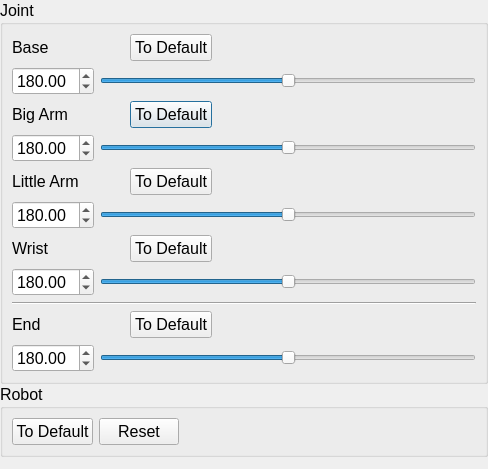
The window that source/wnd/ui/roboaxes.ui (ww4u/megarobostudio) describes before a commit, drawn with Qt 5.
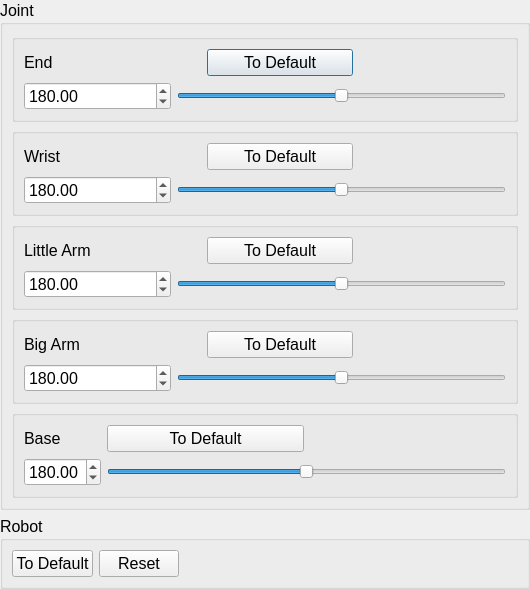
The same window after the commit. Icons and pictures are not drawn.

Patch:
```diff
--- a/source/wnd/ui/roboaxes.ui
+++ b/source/wnd/ui/roboaxes.ui
@@ -6,8 +6,8 @@
    <rect>
     <x>0</x>
     <y>0</y>
-    <width>488</width>
-    <height>469</height>
+    <width>530</width>
+    <height>540</height>
    </rect>
   </property>
   <property name="font">
@@ -29,10 +29,7 @@
   <property name="modal">
    <bool>false</bool>
   </property>
-  <layout class="QVBoxLayout" name="verticalLayout">
-   <property name="spacing">
-    <number>0</number>
-   </property>
+  <layout class="QGridLayout" name="gridLayout">
    <property name="leftMargin">
     <number>0</number>
    </property>
@@ -45,7 +42,7 @@
    <property name="bottomMargin">
     <number>0</number>
    </property>
-   <item>
+   <item row="0" column="0">
     <widget class="QGroupBox" name="groupBox">
      <property name="sizePolicy">
       <sizepolicy hsizetype="Expanding" vsizetype="Expanding">
@@ -56,206 +53,60 @@
      <property name="title">
       <string>Joint</string>
      </property>
-     <layout class="QGridLayout" name="gridLayout">
-      <item row="1" column="0">
-       <widget class="QDoubleSpinBox" name="sBoxBase">
-        <property name="maximum">
-         <double>360.000000000000000</double>
+     <layout class="QVBoxLayout" name="verticalLayout_2">
+      <item>
+       <widget class="QGroupBox" name="groupBox_7">
+        <property name="title">
+         <string/>
         </property>
-        <property name="value">
-         <double>180.000000000000000</double>
-        </property>
-       </widget>
-      </item>
-      <item row="6" column="0">
-       <widget class="QLabel" name="label_4">
-        <property name="text">
-         <string>Wrist</string>
-        </property>
-       </widget>
-      </item>
+        <layout class="QGridLayout" name="gridLayout_6">
       <item row="0" column="0">
-       <widget class="QLabel" name="label">
-        <property name="text">
-         <string>Base</string>
-        </property>
-       </widget>
-      </item>
-      <item row="9" column="0">
        <widget class="QLabel" name="label_5">
         <property name="text">
          <string>End</string>
         </property>
        </widget>
       </item>
-      <item row="2" column="0">
-       <widget class="QLabel" name="label_2">
-        <property name="text">
-         <string>Big Arm</string>
-        </property>
-       </widget>
-      </item>
-      <item row="4" column="0">
-       <widget class="QLabel" name="label_3">
-        <property name="text">
-         <string>Little Arm</string>
-        </property>
-       </widget>
-      </item>
-      <item row="3" column="0">
-       <widget class="QDoubleSpinBox" name="sBoxBigArm">
-        <property name="maximum">
-         <double>360.000000000000000</double>
-        </property>
-        <property name="value">
-         <double>180.000000000000000</double>
-        </property>
-       </widget>
-      </item>
-      <item row="7" column="0">
-       <widget class="QDoubleSpinBox" name="sBoxWrist">
-        <property name="maximum">
-         <double>360.000000000000000</double>
-        </property>
-        <property name="value">
-         <double>180.000000000000000</double>
-        </property>
-       </widget>
-      </item>
-      <item row="5" column="0">
-       <widget class="QDoubleSpinBox" name="sBoxLitArm">
-        <property name="maximum">
-         <double>360.000000000000000</double>
-        </property>
-        <property name="value">
-         <double>180.000000000000000</double>
-        </property>
-       </widget>
-      </item>
-      <item row="8" column="0" colspan="6">
-       <widget class="Line" name="line">
-        <property name="orientation">
-         <enum>Qt::Horizontal</enum>
-        </property>
-       </widget>
-      </item>
-      <item row="2" column="2">
-       <widget class="QPushButton" name="btnZeroBigArm">
+         <item row="0" column="1">
+          <widget class="QLabel" name="label_7">
+           <property name="maximumSize">
+            <size>
+             <width>24</width>
+             <height>24</height>
+            </size>
+           </property>
+           <property name="toolTip">
+            <string extracomment="Kinematic End"/>
+           </property>
         <property name="text">
-         <string>To Default</string>
-        </property>
-       </widget>
-      </item>
-      <item row="4" column="2">
-       <widget class="QPushButton" name="btnZeroLitArm">
-        <property name="text">
-         <string>To Default</string>
+            <string/>
+           </property>
+           <property name="pixmap">
+            <pixmap resource="../res/res.qrc">:/res/image/joint/kinematic_wrist.png</pixmap>
+           </property>
+           <property name="scaledContents">
+            <bool>true</bool>
         </property>
        </widget>
       </item>
       <item row="0" column="2">
-       <widget class="QPushButton" name="btnZeroBase">
-        <property name="text">
-         <string>To Default</string>
-        </property>
-       </widget>
-      </item>
-      <item row="11" column="0">
-       <widget class="QDoubleSpinBox" name="sBoxHand">
-        <property name="maximum">
-         <double>360.000000000000000</double>
-        </property>
-        <property name="value">
-         <double>180.000000000000000</double>
-        </property>
-       </widget>
-      </item>
-      <item row="9" column="2">
        <widget class="QPushButton" name="btnZeroWrist_2">
         <property name="text">
          <string>To Default</string>
         </property>
        </widget>
       </item>
-      <item row="6" column="2">
-       <widget class="QPushButton" name="btnZeroWrist">
-        <property name="text">
-         <string>To Default</string>
-        </property>
-       </widget>
-      </item>
-      <item row="0" column="1">
-       <widget class="QLabel" name="label_6">
-        <property name="maximumSize">
-         <size>
-          <width>24</width>
-          <height>24</height>
-         </size>
-        </property>
-        <property name="text">
-         <string/>
-        </property>
-        <property name="pixmap">
-         <pixmap resource="../res/res.qrc">:/res/image/joint/kinematic_base.png</pixmap>
-        </property>
-        <property name="scaledContents">
-         <bool>true</bool>
-        </property>
-       </widget>
-      </item>
-      <item row="1" column="1" colspan="5">
-       <widget class="QSlider" name="sldBase">
+         <item row="1" column="0">
+          <widget class="QDoubleSpinBox" name="sBoxHand">
         <property name="maximum">
-         <number>360</number>
+            <double>360.000000000000000</double>
         </property>
         <property name="value">
-         <number>180</number>
-        </property>
-        <property name="orientation">
-         <enum>Qt::Horizontal</enum>
-        </property>
-       </widget>
-      </item>
-      <item row="3" column="1" colspan="5">
-       <widget class="QSlider" name="sldBigArm">
-        <property name="maximum">
-         <number>360</number>
-        </property>
-        <property name="value">
-         <number>180</number>
-        </property>
-        <property name="orientation">
-         <enum>Qt::Horizontal</enum>
-        </property>
-       </widget>
-      </item>
-      <item row="5" column="1" colspan="5">
-       <widget class="QSlider" name="sldLitArm">
-        <property name="maximum">
-         <number>360</number>
-        </property>
-        <property name="value">
-         <number>180</number>
-        </property>
-        <property name="orientation">
-         <enum>Qt::Horizontal</enum>
-        </property>
-       </widget>
-      </item>
-      <item row="7" column="1" colspan="5">
-       <widget class="QSlider" name="sldWrist">
-        <property name="maximum">
-         <number>360</number>
-        </property>
-        <property name="value">
-         <number>180</number>
-        </property>
-        <property name="orientation">
-         <enum>Qt::Horizontal</enum>
-        </property>
-       </widget>
-      </item>
-      <item row="11" column="1" colspan="5">
+            <double>180.000000000000000</double>
+           </property>
+          </widget>
+         </item>
+         <item row="1" column="1" colspan="3">
        <widget class="QSlider" name="sldHand">
         <property name="maximum">
          <number>360</number>
@@ -268,26 +119,33 @@
         </property>
        </widget>
       </item>
-      <item row="9" column="1">
-       <widget class="QLabel" name="label_7">
-        <property name="maximumSize">
-         <size>
-          <width>24</width>
-          <height>24</height>
-         </size>
-        </property>
+         <item row="0" column="3">
+          <widget class="QLabel" name="label_15">
         <property name="text">
          <string/>
         </property>
-        <property name="pixmap">
-         <pixmap resource="../res/res.qrc">:/res/image/joint/kinematic_wrist.png</pixmap>
+          </widget>
+         </item>
+        </layout>
+       </widget>
+      </item>
+      <item>
+       <widget class="QGroupBox" name="groupBox_6">
+        <property name="title">
+         <string/>
         </property>
-        <property name="scaledContents">
-         <bool>true</bool>
-        </property>
-       </widget>
-      </item>
-      <item row="6" column="1">
+        <layout class="QGridLayout" name="gridLayout_5">
+         <item row="1" column="0">
+          <widget class="QDoubleSpinBox" name="sBoxWrist">
+           <property name="maximum">
+            <double>360.000000000000000</double>
+           </property>
+           <property name="value">
+            <double>180.000000000000000</double>
+           </property>
+          </widget>
+         </item>
+         <item row="0" column="1">
        <widget class="QLabel" name="label_8">
         <property name="maximumSize">
          <size>
@@ -306,7 +164,67 @@
         </property>
        </widget>
       </item>
-      <item row="4" column="1">
+         <item row="0" column="2">
+          <widget class="QPushButton" name="btnZeroWrist">
+           <property name="text">
+            <string>To Default</string>
+           </property>
+          </widget>
+         </item>
+         <item row="0" column="0">
+          <widget class="QLabel" name="label_4">
+           <property name="text">
+            <string>Wrist</string>
+           </property>
+          </widget>
+         </item>
+         <item row="1" column="1" colspan="3">
+          <widget class="QSlider" name="sldWrist">
+           <property name="maximum">
+            <number>360</number>
+           </property>
+           <property name="value">
+            <number>180</number>
+           </property>
+           <property name="orientation">
+            <enum>Qt::Horizontal</enum>
+           </property>
+          </widget>
+         </item>
+         <item row="0" column="3">
+          <widget class="QLabel" name="label_14">
+           <property name="text">
+            <string/>
+           </property>
+          </widget>
+         </item>
+        </layout>
+       </widget>
+      </item>
+      <item>
+       <widget class="QGroupBox" name="groupBox_5">
+        <property name="title">
+         <string/>
+        </property>
+        <layout class="QGridLayout" name="gridLayout_4">
+         <item row="1" column="0">
+          <widget class="QDoubleSpinBox" name="sBoxLitArm">
+           <property name="maximum">
+            <double>360.000000000000000</double>
+           </property>
+           <property name="value">
+            <double>180.000000000000000</double>
+           </property>
+          </widget>
+         </item>
+         <item row="0" column="0">
+          <widget class="QLabel" name="label_3">
+           <property name="text">
+            <string>Little Arm</string>
+           </property>
+          </widget>
+         </item>
+         <item row="0" column="1">
        <widget class="QLabel" name="label_9">
         <property name="maximumSize">
          <size>
@@ -325,7 +243,60 @@
         </property>
        </widget>
       </item>
-      <item row="2" column="1">
+         <item row="0" column="2">
+          <widget class="QPushButton" name="btnZeroLitArm">
+           <property name="text">
+            <string>To Default</string>
+           </property>
+          </widget>
+         </item>
+         <item row="1" column="1" colspan="3">
+          <widget class="QSlider" name="sldLitArm">
+           <property name="maximum">
+            <number>360</number>
+           </property>
+           <property name="value">
+            <number>180</number>
+           </property>
+           <property name="orientation">
+            <enum>Qt::Horizontal</enum>
+           </property>
+          </widget>
+         </item>
+         <item row="0" column="3">
+          <widget class="QLabel" name="label_13">
+           <property name="text">
+            <string/>
+           </property>
+          </widget>
+         </item>
+        </layout>
+       </widget>
+      </item>
+      <item>
+       <widget class="QGroupBox" name="groupBox_4">
+        <property name="title">
+         <string/>
+        </property>
+        <layout class="QGridLayout" name="gridLayout_3">
+         <item row="0" column="2">
+          <widget class="QPushButton" name="btnZeroBigArm">
+           <property name="text">
+            <string>To Default</string>
+           </property>
+          </widget>
+         </item>
+         <item row="1" column="0">
+          <widget class="QDoubleSpinBox" name="sBoxBigArm">
+           <property name="maximum">
+            <double>360.000000000000000</double>
+           </property>
+           <property name="value">
+            <double>180.000000000000000</double>
+           </property>
+          </widget>
+         </item>
+         <item row="0" column="1">
        <widget class="QLabel" name="label_10">
         <property name="maximumSize">
          <size>
@@ -344,45 +315,121 @@
         </property>
        </widget>
       </item>
-      <item row="0" column="3" colspan="3">
-       <widget class="QLabel" name="label_11">
+         <item row="0" column="0">
+          <widget class="QLabel" name="label_2">
         <property name="text">
-         <string/>
+            <string>Big Arm</string>
         </property>
        </widget>
       </item>
-      <item row="2" column="3" colspan="3">
+         <item row="1" column="1" colspan="3">
+          <widget class="QSlider" name="sldBigArm">
+           <property name="maximum">
+            <number>360</number>
+           </property>
+           <property name="value">
+            <number>180</number>
+           </property>
+           <property name="orientation">
+            <enum>Qt::Horizontal</enum>
+           </property>
+          </widget>
+         </item>
+         <item row="0" column="3">
        <widget class="QLabel" name="label_12">
         <property name="text">
          <string/>
         </property>
        </widget>
       </item>
-      <item row="4" column="3" colspan="3">
-       <widget class="QLabel" name="label_13">
-        <property name="text">
-         <string/>
-        </property>
-       </widget>
-      </item>
-      <item row="6" column="3" colspan="3">
-       <widget class="QLabel" name="label_14">
-        <property name="text">
-         <string/>
-        </property>
-       </widget>
-      </item>
-      <item row="9" column="3" colspan="3">
-       <widget class="QLabel" name="label_15">
-        <property name="text">
-         <string/>
-        </property>
-       </widget>
-      </item>
      </layout>
     </widget>
    </item>
    <item>
+       <widget class="QGroupBox" name="groupBox_3">
+        <property name="title">
+         <string/>
+        </property>
+        <layout class="QGridLayout" name="gridLayout_2">
+         <item row="0" column="1">
+          <widget class="QLabel" name="label_6">
+           <property name="maximumSize">
+            <size>
+             <width>24</width>
+             <height>24</height>
+            </size>
+           </property>
+           <property name="toolTip">
+            <string extracomment="Kinematic Basement"/>
+           </property>
+           <property name="text">
+            <string/>
+           </property>
+           <property name="pixmap">
+            <pixmap resource="../res/res.qrc">:/res/image/joint/kinematic_base.png</pixmap>
+           </property>
+           <property name="scaledContents">
+            <bool>true</bool>
+           </property>
+          </widget>
+         </item>
+         <item row="0" column="2">
+          <widget class="QPushButton" name="btnZeroBase">
+           <property name="text">
+            <string>To Default</string>
+           </property>
+          </widget>
+         </item>
+         <item row="0" column="0">
+          <widget class="QLabel" name="label">
+           <property name="text">
+            <string>Base</string>
+           </property>
+          </widget>
+         </item>
+         <item row="0" column="3">
+          <widget class="QLabel" name="label_11">
+           <property name="text">
+            <string/>
+           </property>
+          </widget>
+         </item>
+         <item row="2" column="2" colspan="2">
+          <widget class="QSlider" name="sldBase">
+           <property name="sizePolicy">
+            <sizepolicy hsizetype="Expanding" vsizetype="Fixed">
+             <horstretch>1</horstretch>
+             <verstretch>0</verstretch>
+            </sizepolicy>
+           </property>
+           <property name="maximum">
+            <number>360</number>
+           </property>
+           <property name="value">
+            <number>180</number>
+           </property>
+           <property name="orientation">
+            <enum>Qt::Horizontal</enum>
+           </property>
+          </widget>
+         </item>
+         <item row="2" column="0" colspan="2">
+          <widget class="QDoubleSpinBox" name="sBoxBase">
+           <property name="maximum">
+            <double>360.000000000000000</double>
+           </property>
+           <property name="value">
+            <double>180.000000000000000</double>
+           </property>
+          </widget>
+         </item>
+        </layout>
+       </widget>
+      </item>
+     </layout>
+    </widget>
+   </item>
+   <item row="1" column="0">
     <widget class="QGroupBox" name="groupBox_2">
      <property name="title">
       <string>Robot</string>
@@ -418,7 +465,7 @@
      </layout>
     </widget>
    </item>
-   <item>
+   <item row="2" column="0">
     <spacer name="verticalSpacer">
      <property name="orientation">
       <enum>Qt::Vertical</enum>
```
Left out of the diff: 24 changed lines with no effect on the pictures. Lines whose indentation alone changed are shown as unchanged.
